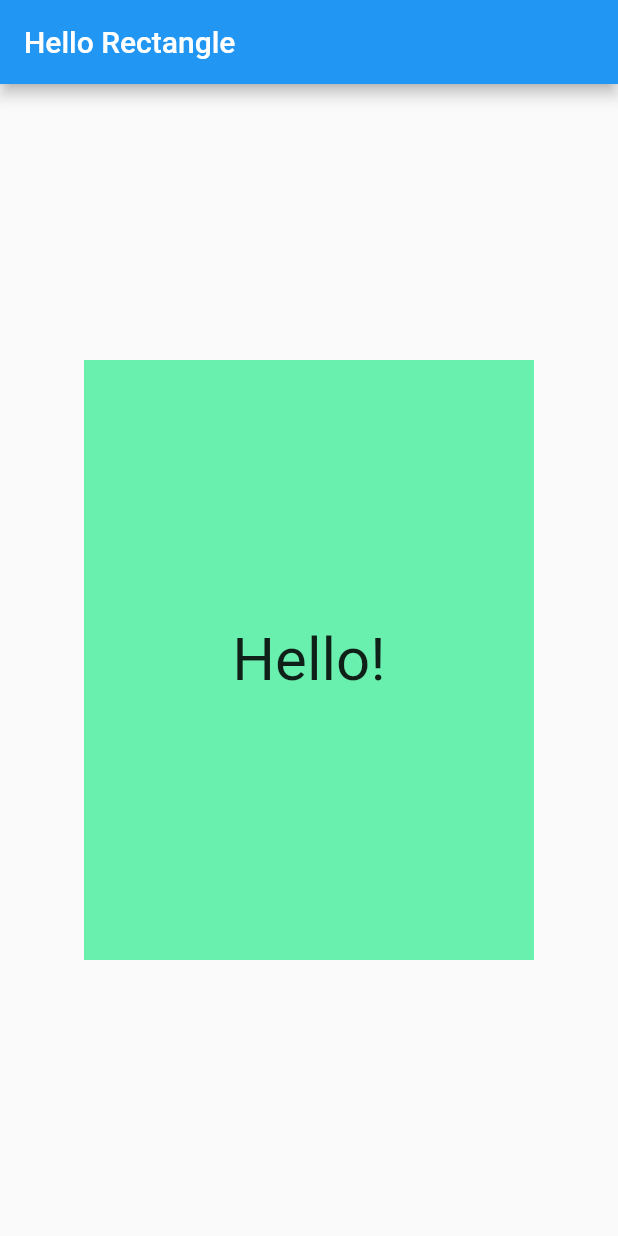
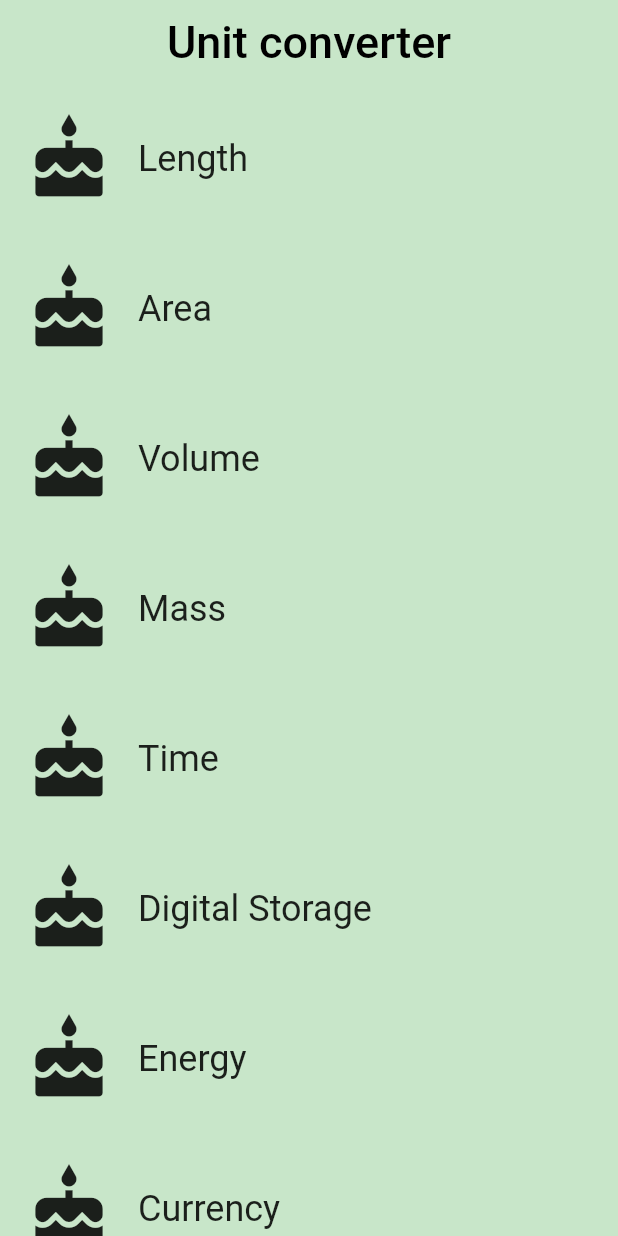
Before and after one commit to NielsLindberg/UdacityFlutter, a Flutter app: the screen it shows after launch, on a phone screen of 412 x 824 dp. Run offline on Flutter 3.47's test engine with Material 2 defaults, Android fonts, the phone set to English and light mode, and no system bars.

Commit message:
unit converter

```diff
--- /dev/null
+++ b/hello_rectangle/lib/category.dart
@@ -0,0 +1,74 @@
+// Copyright 2018 The Chromium Authors. All rights reserved.
+// Use of this source code is governed by a BSD-style license that can be
+// found in the LICENSE file.
+
+// To keep your imports tidy, follow the ordering guidelines at
+// https://www.dartlang.org/guides/language/effective-dart/style#ordering
+import 'package:flutter/material.dart';
+
+/// A custom [Category] widget.
+///
+/// The widget is composed on an [Icon] and [Text]. Tapping on the widget shows
+/// a colored [InkWell] animation.
+///
+
+final _rowHeight = 100.0;
+final _borderRadius = BorderRadius.circular(_rowHeight / 2);
+
+class Category extends StatelessWidget {
+  final String name;
+  final ColorSwatch color;
+  final IconData iconLocation;
+
+  /// Creates a [Category].
+  ///
+  /// A [Category] saves the name of the Category (e.g. 'Length'), its color for
+  /// the UI, and the icon that represents it (e.g. a ruler).
+  // TODO: You'll need the name, color, and iconLocation from main.dart
+  const Category({
+    Key key,
+    @required this.name,
+    @required this.color,
+    @required this.iconLocation,
+  })  : assert(name != null),
+        assert(color != null),
+        assert(iconLocation != null),
+        super(key: key);
+
+  /// Builds a custom widget that shows [Category] information.
+  ///
+  /// This information includes the icon, name, and color for the [Category].
+  @override
+  // This `context` parameter describes the location of this widget in the
+  // widget tree. It can be used for obtaining Theme data from the nearest
+  // Theme ancestor in the tree. Below, we obtain the display1 text theme.
+  // See https://docs.flutter.io/flutter/material/Theme-class.html
+  Widget build(BuildContext context) {
+    // TODO: Build the custom widget here, referring to the Specs.
+    assert(debugCheckHasMaterial(context));
+    return Material(
+        color: Colors.transparent,
+        child: Container(
+            height: _rowHeight,
+            child: InkWell(
+                borderRadius: _borderRadius,
+                highlightColor: color[50],
+                splashColor: color[100],
+                onTap: () {
+                  print('I was tapped!');
+                },
+                child: Padding(
+                    padding: EdgeInsets.all(8.0),
+                    child: Row(
+                        crossAxisAlignment: CrossAxisAlignment.stretch,
+                        children: [
+                          Padding(
+                              padding: EdgeInsets.only(right: 16.0),
+                              child: Icon(iconLocation, size: 60.0)),
+                          Center(
+                              child: Text(name,
+                                  textAlign: TextAlign.center,
+                                  style: Theme.of(context).textTheme.headline))
+                        ])))));
+  }
+}
--- /dev/null
+++ b/hello_rectangle/lib/category_route.dart
@@ -0,0 +1,94 @@
+// Copyright 2018 The Chromium Authors. All rights reserved.
+// Use of this source code is governed by a BSD-style license that can be
+// found in the LICENSE file.
+
+import 'package:flutter/material.dart';
+import 'package:hello_rectangle/category.dart';
+
+// TODO: Check if we need to import anything
+
+// TODO: Define any constants
+
+/// Category Route (screen).
+///
+/// This is the 'home' screen of the Unit Converter. It shows a header and
+/// a list of [Categories].
+///
+/// While it is named CategoryRoute, a more apt name would be CategoryScreen,
+/// because it is responsible for the UI at the route's destination.
+
+final _backgroundColor = Colors.green[100];
+
+class CategoryRoute extends StatelessWidget {
+  const CategoryRoute();
+
+  static const _categoryNames = <String>[
+    'Length',
+    'Area',
+    'Volume',
+    'Mass',
+    'Time',
+    'Digital Storage',
+    'Energy',
+    'Currency',
+  ];
+
+  static const _baseColors = <Color>[
+    Colors.teal,
+    Colors.orange,
+    Colors.pinkAccent,
+    Colors.blueAccent,
+    Colors.yellow,
+    Colors.greenAccent,
+    Colors.purpleAccent,
+    Colors.red,
+  ];
+  Widget _buildCategoryWidgets(List<Widget> categories) {
+    return ListView.builder(
+        itemBuilder: (BuildContext context, int index) => categories[index],
+        itemCount: categories.length);
+  }
+
+  @override
+  Widget build(BuildContext context) {
+    // TODO: Create a list of the eight Categories, using the names and colors
+    // from above. Use a placeholder icon, such as `Icons.cake` for each
+    // Category. We'll add custom icons later.
+
+    final categories = <Category>[];
+
+    for (var i = 0; i < _categoryNames.length; i++) {
+      categories.add(
+        Category(
+            name: _categoryNames[i],
+            color: _baseColors[i],
+            iconLocation: Icons.cake),
+      );
+    }
+    // TODO: Create a list view of the Categories
+    final listView = Container(
+      color: _backgroundColor,
+      padding: EdgeInsets.symmetric(horizontal: 8.0),
+      child: _buildCategoryWidgets(categories),
+    );
+
+    // TODO: Create an App Bar
+    final appBar = AppBar(
+      elevation: 0.0,
+      title: Text(
+        'Unit converter',
+        style: TextStyle(
+          color: Colors.black,
+          fontSize: 30.0,
+        ),
+      ),
+      centerTitle: true,
+      backgroundColor: _backgroundColor,
+    );
+
+    return Scaffold(
+      appBar: appBar,
+      body: listView,
+    );
+  }
+}
--- a/hello_rectangle/lib/main.dart
+++ b/hello_rectangle/lib/main.dart
@@ -1,41 +1,30 @@
-
 // Copyright 2018 The Chromium Authors. All rights reserved.
 // Use of this source code is governed by a BSD-style license that can be
 // found in the LICENSE file.
 
+// You can read about packages here: https://flutter.io/using-packages/
 import 'package:flutter/material.dart';
 
+
+// You can use a relative import, i.e. `import 'category.dart;'` or
+// a package import, as shown below.
+// More details at http://dart-lang.github.io/linter/lints/avoid_relative_lib_imports.html
+import 'package:hello_rectangle/category_route.dart';
+
+/// The function that is called when main.dart is run.
 void main() {
-  runApp(
-    MaterialApp(
-      debugShowCheckedModeBanner: false,
-      title: 'Hello Rectangle',
-      home: Scaffold(
-        appBar: AppBar(
-          title: Text('Hello Rectangle'),
-        ),
-        body: HelloRectangle(),
-      ),
-    ),
-  );
+  runApp(UnitConverterApp());
 }
 
-class HelloRectangle extends StatelessWidget {
+/// This widget is the root of our application.
+/// Currently, we just show one widget in our app.
+class UnitConverterApp extends StatelessWidget {
   @override
   Widget build(BuildContext context) {
-    return Center(
-      child: Container(
-        color: Colors.greenAccent,
-        height: 400.0,
-        width: 300.0,
-        child: Center(
-          child: Text(
-            'Hello!',
-            style: TextStyle(fontSize: 40.0),
-            textAlign: TextAlign.center,
-          ),
-        ),
-      ),
+    return MaterialApp(
+      debugShowCheckedModeBanner: false,
+      title: 'Unit Converter',
+      home: CategoryRoute(),
     );
   }
 }
```
